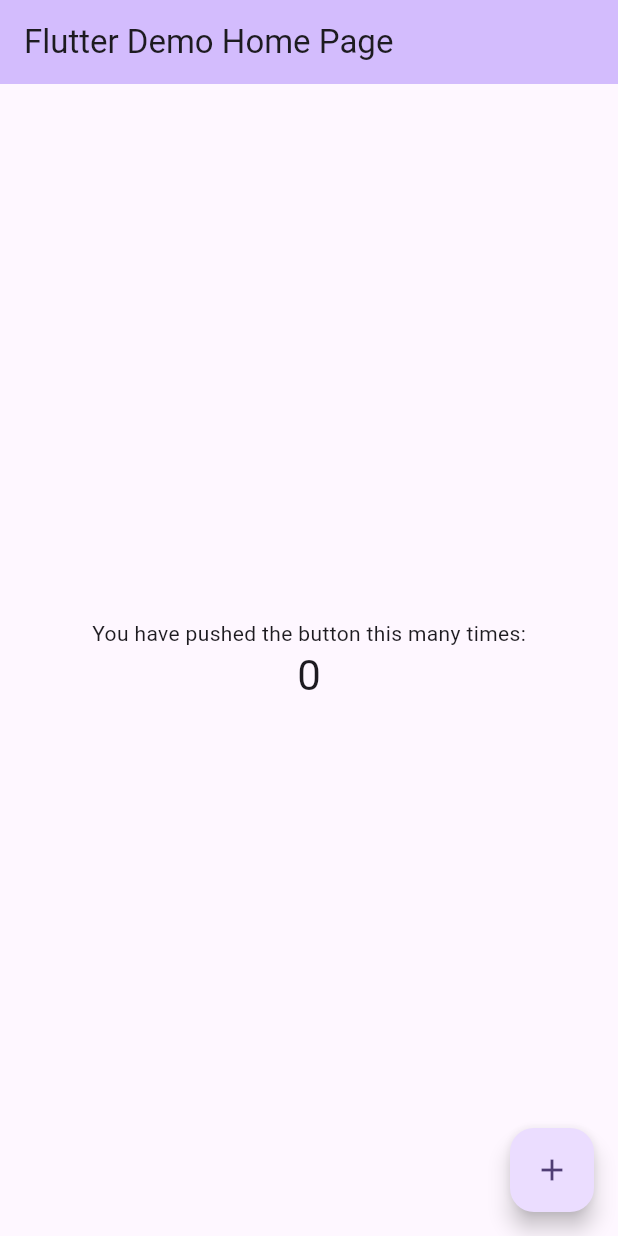
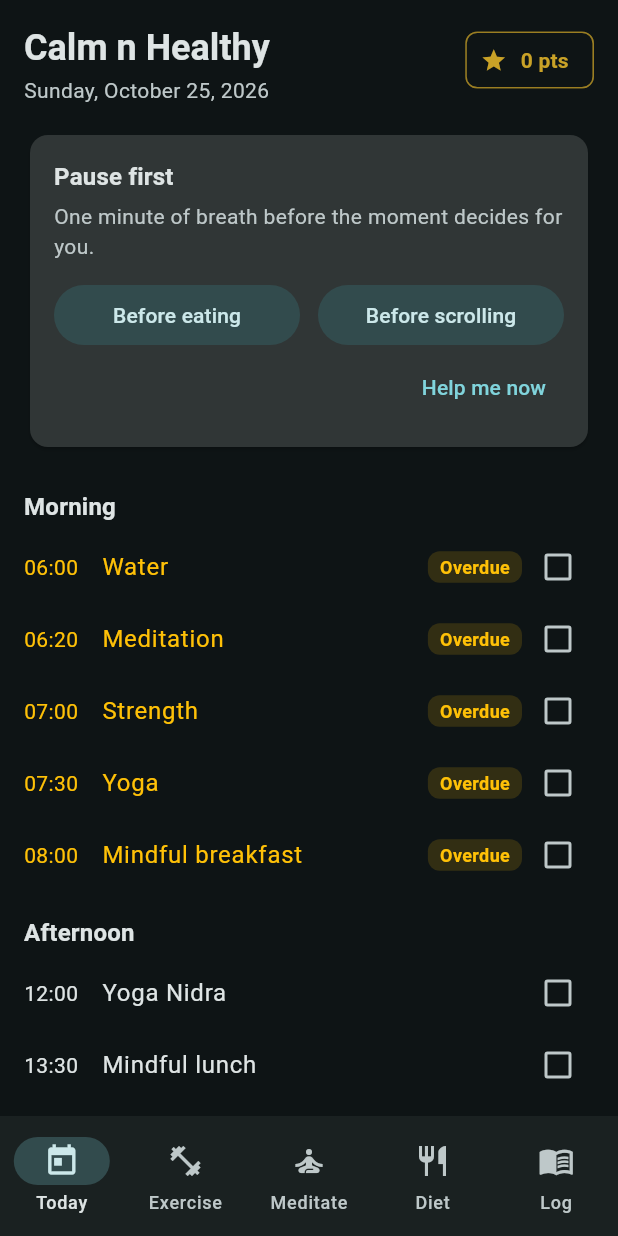
Before and after one commit to oreon/Calmnhealthy, a Flutter app: the screen it shows after launch, on a phone screen of 412 x 824 dp. Run offline on Flutter 3.47's test engine with Material 3 defaults, Android fonts, the phone set to English and light mode, and no system bars; our stand-ins replace shared_preferences.

Commit message:
M1: guarded startup, brand theme, 5-tab shell, Today plan with persistence and points

```diff
--- a/lib/main.dart
+++ b/lib/main.dart
@@ -1,122 +1,201 @@
+import 'dart:async';
+
 import 'package:flutter/material.dart';
+import 'package:shared_preferences/shared_preferences.dart';
+
+import 'today_screen.dart';
+
+/// Deep teal brand seed (matches the Buddha icon background) and the
+/// warm gold used for points/highlights.
+const Color brandTeal = Color(0xFF00484D);
+const Color brandGold = Color(0xFFC9A227);
+
+/// SharedPreferences key the guarded startup writes the last caught
+/// error to, so a failure is recorded instead of taking the app down.
+const String lastErrorKey = 'cnh.last_error';
+
+Future<void> _recordError(Object error, StackTrace stack) async {
+  try {
+    final prefs = await SharedPreferences.getInstance();
+    await prefs.setString(
+      lastErrorKey,
+      '${DateTime.now().toIso8601String()}\n$error\n$stack',
+    );
+  } catch (_) {
+    // Error recording is best-effort; it must never crash either.
+  }
+}
 
 void main() {
-  runApp(const MyApp());
+  runZonedGuarded(
+    () {
+      WidgetsFlutterBinding.ensureInitialized();
+      FlutterError.onError = (details) {
+        _recordError(details.exception, details.stack ?? StackTrace.empty);
+      };
+      WidgetsBinding.instance.platformDispatcher.onError = (error, stack) {
+        _recordError(error, stack);
+        return true; // Recorded, not fatal.
+      };
+      runApp(const CalmNHealthyApp());
+    },
+    (error, stack) {
+      _recordError(error, stack);
+    },
+  );
 }
 
-class MyApp extends StatelessWidget {
-  const MyApp({super.key});
+class CalmNHealthyApp extends StatelessWidget {
+  const CalmNHealthyApp({super.key});
 
-  // This widget is the root of your application.
   @override
   Widget build(BuildContext context) {
+    final colorScheme = ColorScheme.fromSeed(
+      seedColor: brandTeal,
+      brightness: Brightness.dark,
+    ).copyWith(
+      secondary: brandGold,
+      tertiary: brandGold,
+      onSecondary: Colors.black,
+    );
     return MaterialApp(
-      title: 'Flutter Demo',
+      title: 'Calm n Healthy',
       theme: ThemeData(
-        // This is the theme of your application.
-        //
-        // TRY THIS: Try running your application with "flutter run". You'll see
-        // the application has a purple toolbar. Then, without quitting the app,
-        // try changing the seedColor in the colorScheme below to Colors.green
-        // and then invoke "hot reload" (save your changes or press the "hot
-        // reload" button in a Flutter-supported IDE, or press "r" if you used
-        // the command line to start the app).
-        //
-        // Notice that the counter didn't reset back to zero; the application
-        // state is not lost during the reload. To reset the state, use hot
-        // restart instead.
-        //
-        // This works for code too, not just values: Most code changes can be
-        // tested with just a hot reload.
-        colorScheme: ColorScheme.fromSeed(seedColor: Colors.deepPurple),
+        useMaterial3: true,
+        colorScheme: colorScheme,
       ),
-      home: const MyHomePage(title: 'Flutter Demo Home Page'),
+      home: const HomeShell(),
     );
   }
 }
 
-class MyHomePage extends StatefulWidget {
-  const MyHomePage({super.key, required this.title});
-
-  // This widget is the home page of your application. It is stateful, meaning
-  // that it has a State object (defined below) that contains fields that affect
-  // how it looks.
-
-  // This class is the configuration for the state. It holds the values (in this
-  // case the title) provided by the parent (in this case the App widget) and
-  // used by the build method of the State. Fields in a Widget subclass are
-  // always marked "final".
-
-  final String title;
+/// Bottom-navigation shell with the five tabs.
+class HomeShell extends StatefulWidget {
+  const HomeShell({super.key});
 
   @override
-  State<MyHomePage> createState() => _MyHomePageState();
+  State<HomeShell> createState() => _HomeShellState();
 }
 
-class _MyHomePageState extends State<MyHomePage> {
-  int _counter = 0;
+class _HomeShellState extends State<HomeShell> {
+  int _selectedIndex = 0;
 
-  void _incrementCounter() {
-    setState(() {
-      // This call to setState tells the Flutter framework that something has
-      // changed in this State, which causes it to rerun the build method below
-      // so that the display can reflect the updated values. If we changed
-      // _counter without calling setState(), then the build method would not be
-      // called again, and so nothing would appear to happen.
-      _counter++;
-    });
-  }
+  static const List<Widget> _tabs = [
+    TodayScreen(),
+    PlaceholderTab(
+      title: 'Exercise',
+      icon: Icons.fitness_center,
+      line: 'Strength, yoga and cardio sessions arrive in the next milestones.',
+    ),
+    PlaceholderTab(
+      title: 'Meditate',
+      icon: Icons.self_improvement,
+      line: 'Meditation, pranayama and Buteyko arrive in the next milestones.',
+    ),
+    PlaceholderTab(
+      title: 'Diet',
+      icon: Icons.restaurant,
+      line: 'Food snapshots and the eating window arrive in the next milestones.',
+    ),
+    PlaceholderTab(
+      title: 'Log',
+      icon: Icons.menu_book,
+      line: 'Your practice history arrives in the next milestones.',
+    ),
+  ];
 
   @override
   Widget build(BuildContext context) {
-    // This method is rerun every time setState is called, for instance as done
-    // by the _incrementCounter method above.
-    //
-    // The Flutter framework has been optimized to make rerunning build methods
-    // fast, so that you can just rebuild anything that needs updating rather
-    // than having to individually change instances of widgets.
     return Scaffold(
-      appBar: AppBar(
-        // TRY THIS: Try changing the color here to a specific color (to
-        // Colors.amber, perhaps?) and trigger a hot reload to see the AppBar
-        // change color while the other colors stay the same.
-        backgroundColor: Theme.of(context).colorScheme.inversePrimary,
-        // Here we take the value from the MyHomePage object that was created by
-        // the App.build method, and use it to set our appbar title.
-        title: Text(widget.title),
+      body: IndexedStack(index: _selectedIndex, children: _tabs),
+      bottomNavigationBar: NavigationBar(
+        selectedIndex: _selectedIndex,
+        onDestinationSelected: (index) =>
+            setState(() => _selectedIndex = index),
+        destinations: const [
+          NavigationDestination(
+            icon: Icon(Icons.today_outlined),
+            selectedIcon: Icon(Icons.today),
+            label: 'Today',
+          ),
+          NavigationDestination(
+            icon: Icon(Icons.fitness_center_outlined),
+            selectedIcon: Icon(Icons.fitness_center),
+            label: 'Exercise',
+          ),
+          NavigationDestination(
+            icon: Icon(Icons.self_improvement_outlined),
+            selectedIcon: Icon(Icons.self_improvement),
+            label: 'Meditate',
+          ),
+          NavigationDestination(
+            icon: Icon(Icons.restaurant_outlined),
+            selectedIcon: Icon(Icons.restaurant),
+            label: 'Diet',
+          ),
+          NavigationDestination(
+            icon: Icon(Icons.menu_book_outlined),
+            selectedIcon: Icon(Icons.menu_book),
+            label: 'Log',
+          ),
+        ],
       ),
-      body: Center(
-        // Center is a layout widget. It takes a single child and positions it
-        // in the middle of the parent.
+    );
+  }
+}
+
+/// Honest placeholder for a tab whose features arrive in later
+/// milestones: brand header, the tab name, and one truthful line.
+class PlaceholderTab extends StatelessWidget {
+  final String title;
+  final IconData icon;
+  final String line;
+
+  const PlaceholderTab({
+    super.key,
+    required this.title,
+    required this.icon,
+    required this.line,
+  });
+
+  @override
+  Widget build(BuildContext context) {
+    final theme = Theme.of(context);
+    return SafeArea(
+      child: Padding(
+        padding: const EdgeInsets.all(24),
         child: Column(
-          // Column is also a layout widget. It takes a list of children and
-          // arranges them vertically. By default, it sizes itself to fit its
-          // children horizontally, and tries to be as tall as its parent.
-          //
-          // Column has various properties to control how it sizes itself and
-          // how it positions its children. Here we use mainAxisAlignment to
-          // center the children vertically; the main axis here is the vertical
-          // axis because Columns are vertical (the cross axis would be
-          // horizontal).
-          //
-          // TRY THIS: Invoke "debug painting" (choose the "Toggle Debug Paint"
-          // action in the IDE, or press "p" in the console), to see the
-          // wireframe for each widget.
-          mainAxisAlignment: MainAxisAlignment.center,
-          children: <Widget>[
-            const Text('You have pushed the button this many times:'),
+          crossAxisAlignment: CrossAxisAlignment.start,
+          children: [
             Text(
-              '$_counter',
-              style: Theme.of(context).textTheme.headlineMedium,
+              'Calm n Healthy',
+              style: theme.textTheme.titleMedium?.copyWith(
+                color: theme.colorScheme.onSurfaceVariant,
+                fontWeight: FontWeight.bold,
+              ),
             ),
+            const Spacer(),
+            Center(
+              child: Column(
+                mainAxisSize: MainAxisSize.min,
+                children: [
+                  Icon(icon, size: 56, color: theme.colorScheme.secondary),
+                  const SizedBox(height: 16),
+                  Text(title, style: theme.textTheme.headlineSmall),
+                  const SizedBox(height: 8),
+                  Text(
+                    line,
+                    textAlign: TextAlign.center,
+                    style: theme.textTheme.bodyMedium
+                        ?.copyWith(color: theme.colorScheme.onSurfaceVariant),
+                  ),
+                ],
+              ),
+            ),
+            const Spacer(),
           ],
         ),
       ),
-      floatingActionButton: FloatingActionButton(
-        onPressed: _incrementCounter,
-        tooltip: 'Increment',
-        child: const Icon(Icons.add),
-      ), // This trailing comma makes auto-formatting nicer for build methods.
     );
   }
 }
--- /dev/null
+++ b/lib/today_plan.dart
@@ -0,0 +1,126 @@
+/// Pure-Dart model for the Today daily plan: the seed task list,
+/// section grouping, points rules and per-day completion math.
+///
+/// No Flutter imports on purpose — everything here is unit-testable
+/// without widgets.
+library;
+
+/// Points awarded for completing one plan task (once per task per day).
+const int pointsPerTask = 10;
+
+/// One task in the daily plan.
+class PlanTask {
+  final String id;
+  final String name;
+
+  /// Scheduled time of day, 'HH:mm' in 24-hour form.
+  final String time;
+
+  const PlanTask({required this.id, required this.name, required this.time});
+
+  int get hour => int.parse(time.substring(0, 2));
+  int get minute => int.parse(time.substring(3, 5));
+
+  /// Minutes since midnight, for ordering and section math.
+  int get minutesOfDay => hour * 60 + minute;
+}
+
+/// The seeded daily plan: 13 tasks, phone-off last at 20:00.
+const List<PlanTask> seedTasks = [
+  PlanTask(id: 'water', name: 'Water', time: '06:00'),
+  PlanTask(id: 'meditation', name: 'Meditation', time: '06:20'),
+  PlanTask(id: 'strength', name: 'Strength', time: '07:00'),
+  PlanTask(id: 'yoga', name: 'Yoga', time: '07:30'),
+  PlanTask(id: 'mindful-breakfast', name: 'Mindful breakfast', time: '08:00'),
+  PlanTask(id: 'yoga-nidra', name: 'Yoga Nidra', time: '12:00'),
+  PlanTask(id: 'mindful-lunch', name: 'Mindful lunch', time: '13:30'),
+  PlanTask(id: 'box-breathing', name: 'Box breathing', time: '14:00'),
+  PlanTask(id: 'fluid-reminder', name: 'Fluid reminder', time: '15:00'),
+  PlanTask(id: 'evening-meditation', name: 'Evening meditation', time: '19:00'),
+  PlanTask(id: 'wind-down', name: 'Wind down', time: '19:30'),
+  PlanTask(id: 'journal', name: 'Journal', time: '19:45'),
+  PlanTask(id: 'phone-off', name: 'Turn phone off', time: '20:00'),
+];
+
+/// Day sections: Morning before 12:00, Afternoon 12:00–17:59,
+/// Evening from 18:00.
+enum PlanSection { morning, afternoon, evening }
+
+extension PlanSectionLabel on PlanSection {
+  String get label => switch (this) {
+        PlanSection.morning => 'Morning',
+        PlanSection.afternoon => 'Afternoon',
+        PlanSection.evening => 'Evening',
+      };
+}
+
+/// Which section a moment of the day (minutes since midnight) is in.
+PlanSection sectionForMinutes(int minutesOfDay) {
+  if (minutesOfDay < 12 * 60) return PlanSection.morning;
+  if (minutesOfDay < 18 * 60) return PlanSection.afternoon;
+  return PlanSection.evening;
+}
+
+/// Which section a wall-clock time is in.
+PlanSection sectionForTime(int hour, int minute) =>
+    sectionForMinutes(hour * 60 + minute);
+
+/// Which section a task belongs to, by its scheduled time.
+PlanSection sectionOf(PlanTask task) => sectionForMinutes(task.minutesOfDay);
+
+/// Groups tasks by section, preserving the input order within each
+/// section and returning all three sections (possibly empty) in
+/// Morning/Afternoon/Evening order.
+Map<PlanSection, List<PlanTask>> groupBySection(List<PlanTask> tasks) {
+  final grouped = <PlanSection, List<PlanTask>>{
+    for (final section in PlanSection.values) section: <PlanTask>[],
+  };
+  for (final task in tasks) {
+    grouped[sectionOf(task)]!.add(task);
+  }
+  return grouped;
+}
+
+/// A task is overdue when it is not completed and its scheduled time
+/// today has already passed.
+bool isOverdue(
+  PlanTask task, {
+  required int nowMinutesOfDay,
+  required bool completed,
+}) =>
+    !completed && task.minutesOfDay < nowMinutesOfDay;
+
+/// The result of checking or unchecking one task for a day: the new
+/// set of completed task ids and the new lifetime points total.
+class ToggleOutcome {
+  final Set<String> completedIds;
+  final int lifetimePoints;
+
+  const ToggleOutcome(this.completedIds, this.lifetimePoints);
+
+  /// Points earned so far today (one award per completed task).
+  int get dayPoints => completedIds.length * pointsPerTask;
+}
+
+/// Applies a check/uncheck to a day's completion set and the lifetime
+/// points total. Checking a task awards [pointsPerTask] once;
+/// unchecking removes that award. Toggling to the state the task is
+/// already in changes nothing.
+ToggleOutcome toggleTask({
+  required Set<String> completedIds,
+  required int lifetimePoints,
+  required String taskId,
+  required bool complete,
+}) {
+  final next = Set<String>.of(completedIds);
+  var lifetime = lifetimePoints;
+  if (complete && !next.contains(taskId)) {
+    next.add(taskId);
+    lifetime += pointsPerTask;
+  } else if (!complete && next.contains(taskId)) {
+    next.remove(taskId);
+    lifetime -= pointsPerTask;
+    if (lifetime < 0) lifetime = 0;
+  }
+  return ToggleOutcome(next, lifetime);
+}
--- /dev/null
+++ b/lib/today_screen.dart
@@ -0,0 +1,289 @@
+import 'package:flutter/material.dart';
+import 'package:shared_preferences/shared_preferences.dart';
+
+import 'today_plan.dart';
+
+const String _lifetimePointsKey = 'cnh.lifetime_points';
+const String _doneKeyPrefix = 'cnh.done.';
+
+const List<String> _weekdayNames = [
+  'Monday',
+  'Tuesday',
+  'Wednesday',
+  'Thursday',
+  'Friday',
+  'Saturday',
+  'Sunday',
+];
+
+const List<String> _monthNames = [
+  'January',
+  'February',
+  'March',
+  'April',
+  'May',
+  'June',
+  'July',
+  'August',
+  'September',
+  'October',
+  'November',
+  'December',
+];
+
+String _dateKey(DateTime d) =>
+    '${d.year.toString().padLeft(4, '0')}-'
+    '${d.month.toString().padLeft(2, '0')}-'
+    '${d.day.toString().padLeft(2, '0')}';
+
+String _formatDate(DateTime d) =>
+    '${_weekdayNames[d.weekday - 1]}, ${_monthNames[d.month - 1]} ${d.day}, ${d.year}';
+
+/// The Today tab: brand header with lifetime points, the pinned
+/// impulse card, and the seeded daily plan grouped by section.
+/// Completion is persisted per calendar day; points are lifetime.
+class TodayScreen extends StatefulWidget {
+  const TodayScreen({super.key});
+
+  @override
+  State<TodayScreen> createState() => _TodayScreenState();
+}
+
+class _TodayScreenState extends State<TodayScreen> {
+  bool _loading = true;
+  int _lifetimePoints = 0;
+  Set<String> _completedIds = <String>{};
+  late final String _todayDoneKey;
+
+  @override
+  void initState() {
+    super.initState();
+    _todayDoneKey = '$_doneKeyPrefix${_dateKey(DateTime.now())}';
+    _load();
+  }
+
+  Future<void> _load() async {
+    final prefs = await SharedPreferences.getInstance();
+    if (!mounted) return;
+    setState(() {
+      _lifetimePoints = prefs.getInt(_lifetimePointsKey) ?? 0;
+      _completedIds = (prefs.getStringList(_todayDoneKey) ?? []).toSet();
+      _loading = false;
+    });
+  }
+
+  Future<void> _toggle(PlanTask task, bool complete) async {
+    final outcome = toggleTask(
+      completedIds: _completedIds,
+      lifetimePoints: _lifetimePoints,
+      taskId: task.id,
+      complete: complete,
+    );
+    setState(() {
+      _completedIds = outcome.completedIds;
+      _lifetimePoints = outcome.lifetimePoints;
+    });
+    final prefs = await SharedPreferences.getInstance();
+    await prefs.setInt(_lifetimePointsKey, _lifetimePoints);
+    await prefs.setStringList(_todayDoneKey, _completedIds.toList());
+  }
+
+  void _showMilestone3(String title, String message) {
+    showDialog<void>(
+      context: context,
+      builder: (context) => AlertDialog(
+        title: Text(title),
+        content: Text(message),
+        actions: [
+          TextButton(
+            onPressed: () => Navigator.of(context).pop(),
+            child: const Text('OK'),
+          ),
+        ],
+      ),
+    );
+  }
+
+  @override
+  Widget build(BuildContext context) {
+    if (_loading) {
+      return const Center(child: CircularProgressIndicator());
+    }
+    final theme = Theme.of(context);
+    final gold = theme.colorScheme.secondary;
+    final now = DateTime.now();
+    final nowMinutes = now.hour * 60 + now.minute;
+    final sections = groupBySection(seedTasks);
+
+    return SafeArea(
+      child: ListView(
+        padding: const EdgeInsets.fromLTRB(16, 16, 16, 24),
+        children: [
+          Row(
+            crossAxisAlignment: CrossAxisAlignment.start,
+            children: [
+              Expanded(
+                child: Column(
+                  crossAxisAlignment: CrossAxisAlignment.start,
+                  children: [
+                    Text(
+                      'Calm n Healthy',
+                      style: theme.textTheme.headlineSmall
+                          ?.copyWith(fontWeight: FontWeight.bold),
+                    ),
+                    const SizedBox(height: 2),
+                    Text(
+                      _formatDate(now),
+                      style: theme.textTheme.bodyMedium
+                          ?.copyWith(color: theme.colorScheme.onSurfaceVariant),
+                    ),
+                  ],
+                ),
+              ),
+              Chip(
+                avatar: Icon(Icons.star, size: 18, color: gold),
+                label: Text(
+                  '$_lifetimePoints pts',
+                  style: TextStyle(
+                    color: gold,
+                    fontWeight: FontWeight.bold,
+                  ),
+                ),
+                side: BorderSide(color: gold.withValues(alpha: 0.5)),
+              ),
+            ],
+          ),
+          const SizedBox(height: 16),
+          _buildImpulseCard(theme),
+          const SizedBox(height: 8),
+          for (final section in PlanSection.values)
+            if (sections[section]!.isNotEmpty) ...[
+              Padding(
+                padding: const EdgeInsets.only(top: 16, bottom: 4),
+                child: Text(
+                  section.label,
+                  style: theme.textTheme.titleMedium
+                      ?.copyWith(fontWeight: FontWeight.bold),
+                ),
+              ),
+              for (final task in sections[section]!)
+                _buildTaskRow(theme, task, nowMinutes),
+            ],
+        ],
+      ),
+    );
+  }
+
+  Widget _buildImpulseCard(ThemeData theme) {
+    return Card(
+      color: theme.colorScheme.surfaceContainerHighest,
+      child: Padding(
+        padding: const EdgeInsets.all(16),
+        child: Column(
+          crossAxisAlignment: CrossAxisAlignment.start,
+          children: [
+            Text(
+              'Pause first',
+              style: theme.textTheme.titleMedium
+                  ?.copyWith(fontWeight: FontWeight.bold),
+            ),
+            const SizedBox(height: 4),
+            Text(
+              'One minute of breath before the moment decides for you.',
+              style: theme.textTheme.bodyMedium
+                  ?.copyWith(color: theme.colorScheme.onSurfaceVariant),
+            ),
+            const SizedBox(height: 12),
+            Row(
+              children: [
+                Expanded(
+                  child: FilledButton.tonal(
+                    onPressed: () => _showMilestone3(
+                      'Before eating',
+                      'The one-minute breathing pause before eating '
+                          'arrives in Milestone 3.',
+                    ),
+                    child: const Text('Before eating'),
+                  ),
+                ),
+                const SizedBox(width: 12),
+                Expanded(
+                  child: FilledButton.tonal(
+                    onPressed: () => _showMilestone3(
+                      'Before scrolling',
+                      'The one-minute breathing pause before scrolling '
+                          'arrives in Milestone 3.',
+                    ),
+                    child: const Text('Before scrolling'),
+                  ),
+                ),
+              ],
+            ),
+            Align(
+              alignment: Alignment.centerRight,
+              child: TextButton(
+                onPressed: () => _showMilestone3(
+                  'Help me now',
+                  'Support for strong moments arrives in Milestone 3.',
+                ),
+                child: const Text('Help me now'),
+              ),
+            ),
+          ],
+        ),
+      ),
+    );
+  }
+
+  Widget _buildTaskRow(ThemeData theme, PlanTask task, int nowMinutes) {
+    final completed = _completedIds.contains(task.id);
+    final overdue =
+        isOverdue(task, nowMinutesOfDay: nowMinutes, completed: completed);
+    final Color? nameColor = completed
+        ? Colors.green.shade400
+        : overdue
+            ? Colors.amber
+            : null;
+    return Row(
+      children: [
+        SizedBox(
+          width: 52,
+          child: Text(
+            task.time,
+            style: theme.textTheme.bodyMedium?.copyWith(color: nameColor),
+          ),
+        ),
+        Expanded(
+          child: Text(
+            task.name,
+            style: theme.textTheme.bodyLarge?.copyWith(
+              color: nameColor,
+              decoration: completed ? TextDecoration.lineThrough : null,
+            ),
+          ),
+        ),
+        if (overdue)
+          Container(
+            padding: const EdgeInsets.symmetric(horizontal: 8, vertical: 2),
+            decoration: BoxDecoration(
+              color: Colors.amber.withValues(alpha: 0.15),
+              borderRadius: BorderRadius.circular(8),
+            ),
+            child: const Text(
+              'Overdue',
+              style: TextStyle(
+                color: Colors.amber,
+                fontSize: 12,
+                fontWeight: FontWeight.bold,
+              ),
+            ),
+          ),
+        Checkbox(
+          value: completed,
+          activeColor: Colors.green.shade600,
+          onChanged: (value) => _toggle(task, value ?? false),
+        ),
+      ],
+    );
+  }
+}
--- a/pubspec.yaml
+++ b/pubspec.yaml
@@ -30,6 +30,8 @@ environment:
 dependencies:
   flutter:
     sdk: flutter
+
+  shared_preferences: ^2.2.0
 
   # The following adds the Cupertino Icons font to your application.
   # Use with the CupertinoIcons class for iOS style icons.
```
Also changed, not shown: pubspec.lock, 2 other files.
